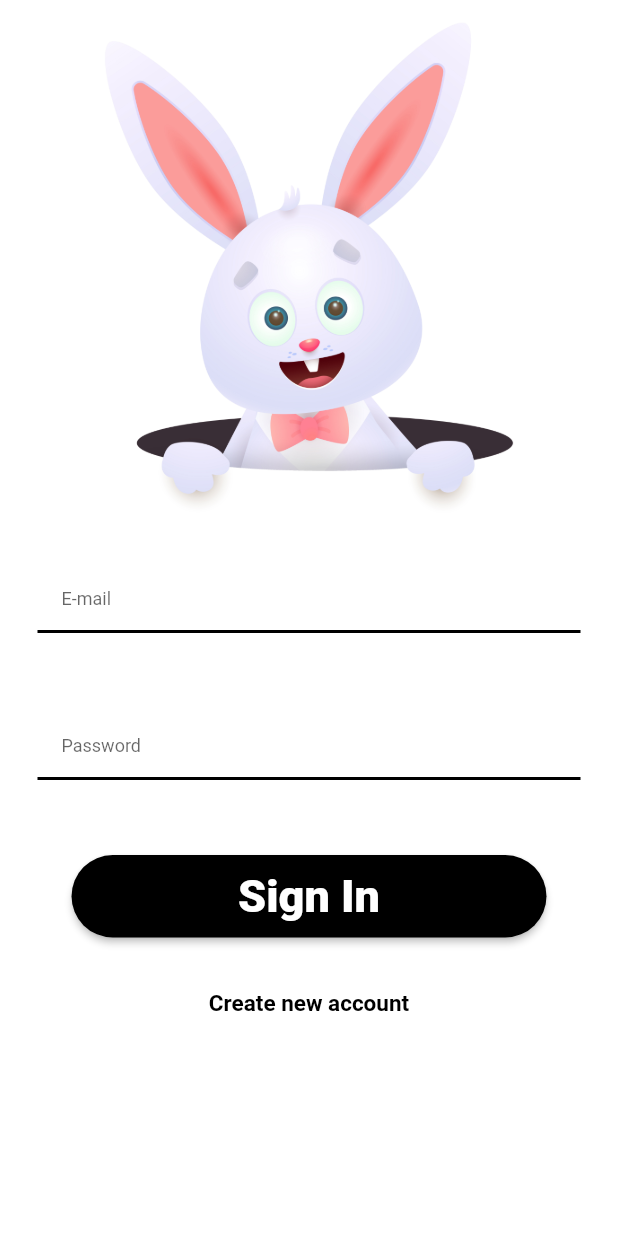
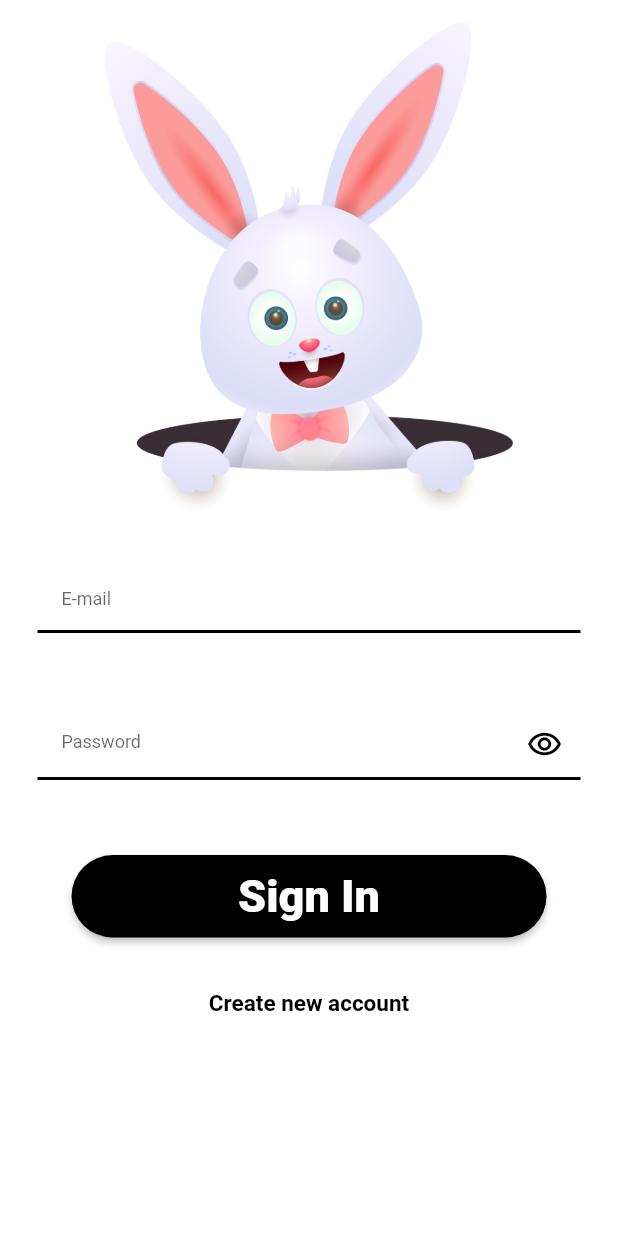
Before and after one commit to Abh1navAbhinav/FireBaseLogin, a Flutter app: the screen it shows after launch, on a phone screen of 412 x 824 dp. Run offline on Flutter 3.47's test engine with Material 2 defaults, Android fonts, the phone set to English and light mode, and no system bars; our stand-ins replace firebase_auth, firebase_core, get, google_fonts; accounts and stored records are empty.

Commit message:
make obsucure text on textformfield in signin page

```diff
--- a/lib/signin_page/controllers/signin_controller.dart
+++ b/lib/signin_page/controllers/signin_controller.dart
@@ -5,6 +5,7 @@ import 'package:get/get.dart';
 class SigninController extends GetxController {
   final emailController = TextEditingController();
   final passwordController = TextEditingController();
+  var isObscure = false.obs;
 
   Future signIn() async {
     await FirebaseAuth.instance.signInWithEmailAndPassword(
--- a/lib/signin_page/views/signin.dart
+++ b/lib/signin_page/views/signin.dart
@@ -8,7 +8,7 @@ import 'package:sample_fire_base/signup_page/views/signup.dart';
 class SigninPage extends GetView<SigninController> {
   SigninPage({super.key});
 
-  final  signinController = Get.put(SigninController());
+  final signinController = Get.put(SigninController());
 
   @override
   Widget build(BuildContext context) {
@@ -49,12 +49,12 @@ class SigninPage extends GetView<SigninController> {
                     const SizedBox(
                       height: 50,
                     ),
-                    TextFormField(
+                    Obx(
+                      () => TextFormField(
                         // obscuringCharacter: "X",
                         controller: controller.passwordController,
 
                         decoration: InputDecoration(
-
                           hintText: 'Password',
                           icon: const SizedBox(),
                           border: InputBorder.none,
@@ -62,8 +62,21 @@ class SigninPage extends GetView<SigninController> {
                             fontWeight: FontWeight.w400,
                             fontSize: 12,
                           ),
+                          suffixIcon: IconButton(
+                            onPressed: () {
+                              controller.isObscure.value =
+                                  !controller.isObscure.value;
+                            },
+                            icon: Icon(
+                              Icons.remove_red_eye_outlined,
+                              color: controller.isObscure.value
+                                  ? Colors.grey
+                                  : Colors.black,
                             ),
-                      obscureText: true,
+                          ),
+                        ),
+                        obscureText: controller.isObscure.value,
+                      ),
                     ),
                     const Divider(
                       height: 0,
--- a/lib/signup_page/views/signup.dart
+++ b/lib/signup_page/views/signup.dart
@@ -12,8 +12,8 @@ class SignUp extends StatelessWidget {
   @override
   Widget build(BuildContext context) {
     return Scaffold(
-      body: SafeArea(
-        child: SingleChildScrollView(
+      body: SingleChildScrollView(
+        child: SafeArea(
           child: Column(
             children: [
               const SizedBox(height: 10),
--- a/lib/signup_page/views/widgets/signup_button.dart
+++ b/lib/signup_page/views/widgets/signup_button.dart
@@ -12,7 +12,7 @@ class SignUpButton extends StatelessWidget {
   Widget build(BuildContext context) {
     return ElevatedButton(
       onPressed: () {
-        Get.off(
+        Get.to(
           const ViewAccount(),
         );
       },
--- a/lib/view_account_page/views/view_account.dart
+++ b/lib/view_account_page/views/view_account.dart
@@ -10,7 +10,8 @@ class ViewAccount extends StatelessWidget {
   Widget build(BuildContext context) {
     return Scaffold(
       backgroundColor: Colors.white,
-      body: SafeArea(
+      body: SingleChildScrollView(
+        child: SafeArea(
           child: Column(
             children: [
               const EditButton(),
@@ -39,6 +40,7 @@ class ViewAccount extends StatelessWidget {
             ],
           ),
         ),
+      ),
     );
   }
 }
```
Lines whose indentation alone changed are shown as unchanged.
